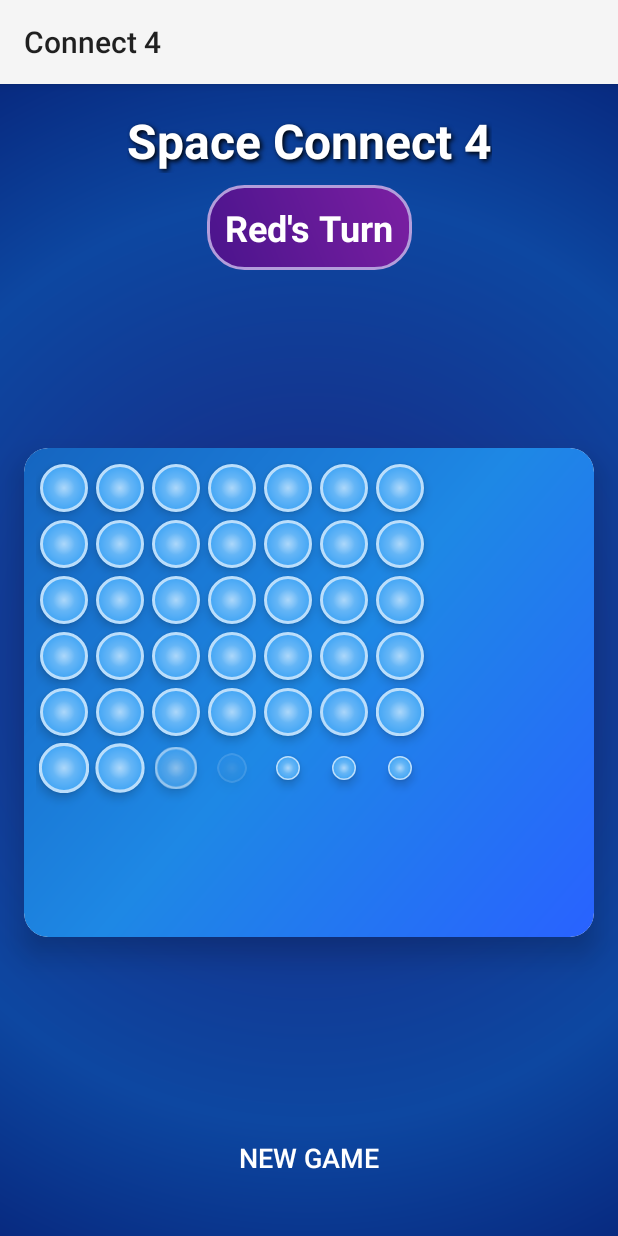
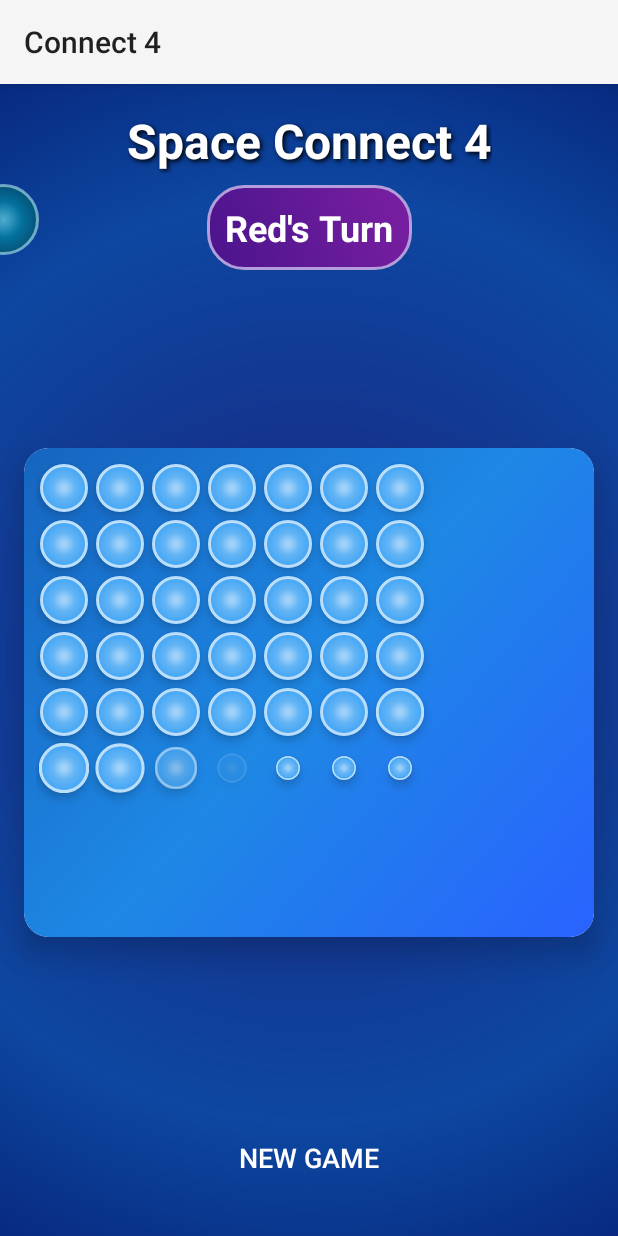
Before and after one commit to lukehandsnet/tictactoe, an Android app built with Jetpack Compose: the Connect4Activity screen opened directly, with no data from a screen before it, after a tap on "NEW GAME", on a phone screen of 412 x 824 dp. Run offline under Robolectric (Android 15) with nearby library versions, the phone set to English and light mode, and no system bars.

Commit message:
Fix Connect4Activity compilation errors
- Fix dynamic resource loading for planet images
- Temporarily reuse existing sounds for win/draw conditions

```diff
--- a/app/src/main/java/com/lukehands/naughtsandcrosses/Connect4Activity.kt
+++ b/app/src/main/java/com/lukehands/naughtsandcrosses/Connect4Activity.kt
@@ -40,8 +40,8 @@ class Connect4Activity : AppCompatActivity() {
         // Initialize MediaPlayers
         dinkPlayer = MediaPlayer.create(this, R.raw.dink)
         donkPlayer = MediaPlayer.create(this, R.raw.donk)
-        winPlayer = MediaPlayer.create(this, R.raw.win)
-        drawPlayer = MediaPlayer.create(this, R.raw.draw)
+        winPlayer = dinkPlayer  // Temporarily use dink sound for win
+        drawPlayer = donkPlayer  // Temporarily use donk sound for draw
 
         boardGridLayout = findViewById(R.id.boardGridLayout)
         statusTextView = findViewById(R.id.statusTextView)
@@ -68,7 +68,12 @@ class Connect4Activity : AppCompatActivity() {
 
     private fun addFloatingPlanet() {
         val planet = ImageView(this).apply {
-            setImageResource(R.drawable.planet_${Random.nextInt(1, 5)})
+            setImageResource(when (Random.nextInt(1, 5)) {
+                1 -> R.drawable.planet_1
+                2 -> R.drawable.planet_2
+                3 -> R.drawable.planet_3
+                else -> R.drawable.planet_4
+            })
             alpha = 0.6f
             scaleType = ImageView.ScaleType.CENTER_INSIDE
         }
```
